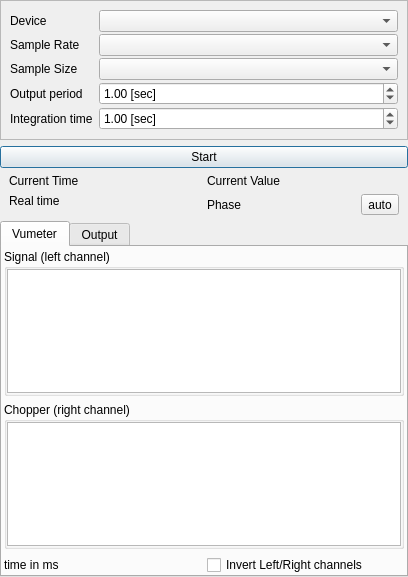
Above: src/lockin_gui.ui from antigol/lockin2 before the change. Below: the same form after it.
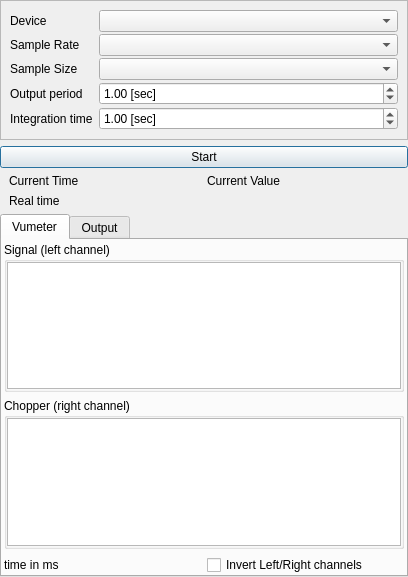
That is the form after the change. Custom widgets are drawn as their Qt base class.

Commit message: remove phase parameter

```diff
--- a/src/lockin_gui.ui
+++ b/src/lockin_gui.ui
@@ -175,34 +175,6 @@
      </item>
      <item>
       <layout class="QFormLayout" name="formLayout_3">
-       <item row="1" column="0">
-        <widget class="QLabel" name="label_9">
-         <property name="text">
-          <string>Phase</string>
-         </property>
-        </widget>
-       </item>
-       <item row="1" column="1">
-        <layout class="QHBoxLayout" name="horizontalLayout_2">
-         <item>
-          <widget class="QLabel" name="label_phase">
-           <property name="text">
-            <string>&lt;no value&gt;</string>
-           </property>
-           <property name="alignment">
-            <set>Qt::AlignLeading|Qt::AlignLeft|Qt::AlignVCenter</set>
-           </property>
-          </widget>
-         </item>
-         <item>
-          <widget class="QToolButton" name="toolButton">
-           <property name="text">
-            <string>auto</string>
-           </property>
-          </widget>
-         </item>
-        </layout>
-       </item>
        <item row="0" column="0">
         <widget class="QLabel" name="label_6">
          <property name="text">
```
The commit also changes 4 other files.
